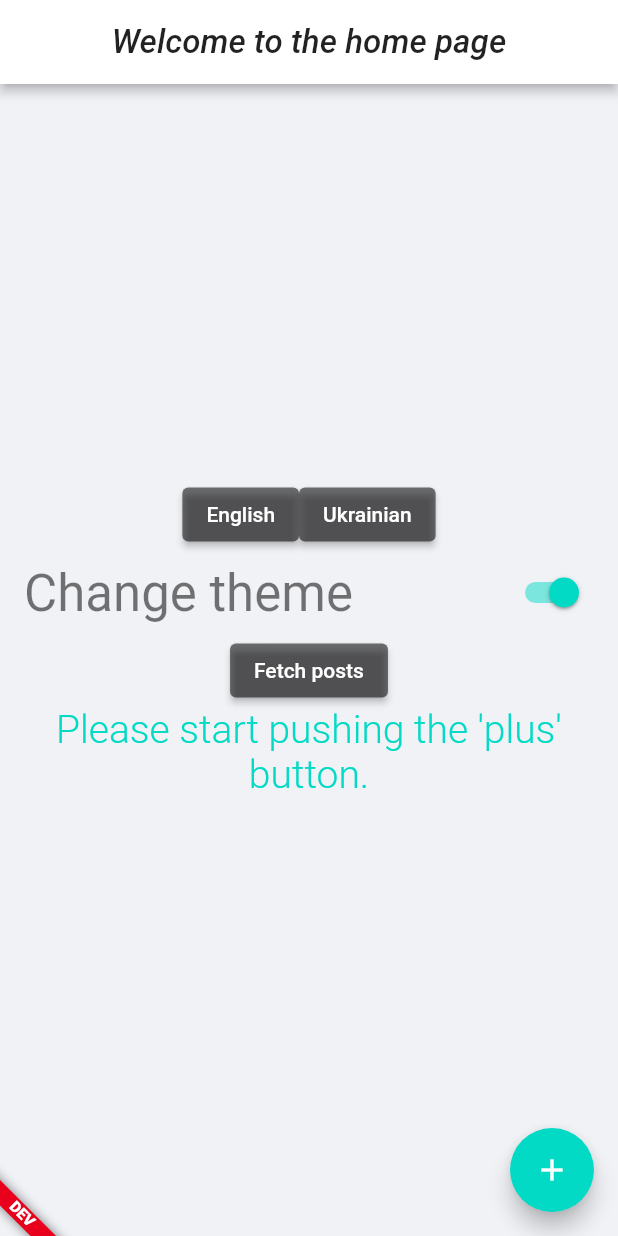
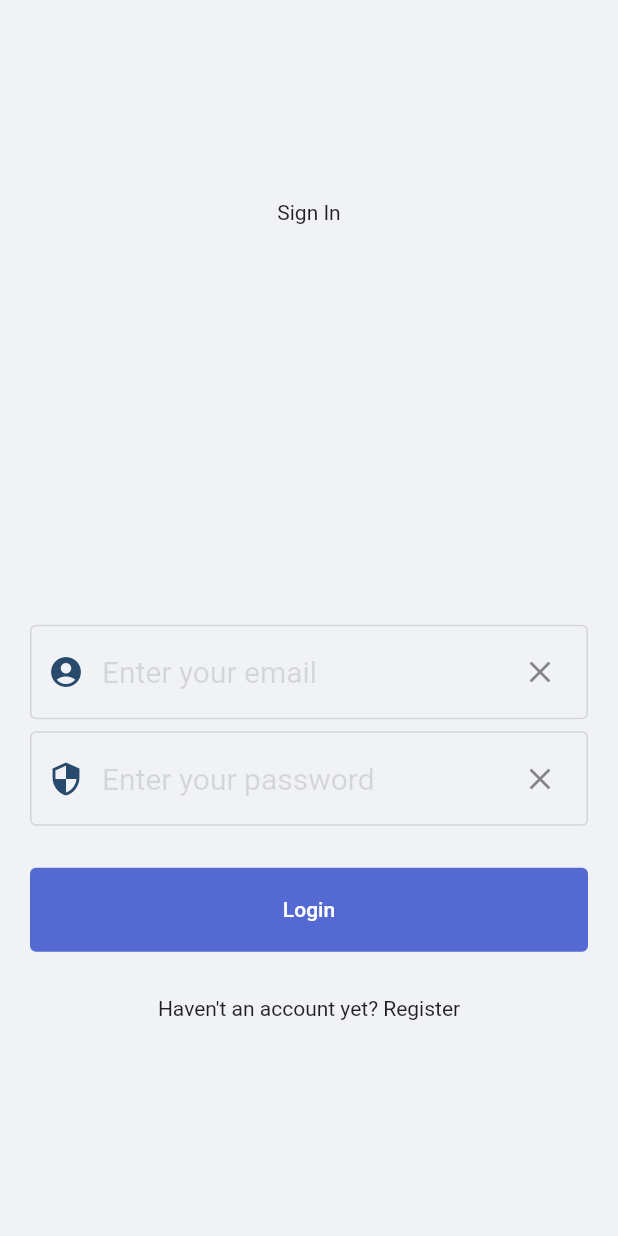
Before and after one commit to extrawest/ew_flutter_water_tracker_app, a Flutter app: the screen it shows after launch, on a phone screen of 412 x 824 dp. Run offline on Flutter 3.47's test engine with Material 2 defaults, Android fonts, the phone set to English and light mode, and no system bars; our stand-ins replace device_info, firebase_auth, firebase_core, flutter_secure_storage, flutter_translate, google_fonts and 3 more; missing offline and left inert: flutter_translate_annotations, flutter_udid; accounts and stored records are empty; project files that could hold a hidden picture were left out.

Commit message:
Add Firebase Authentication, login and register screens

```diff
--- a/lib/main_dev.dart
+++ b/lib/main_dev.dart
@@ -1,3 +1,4 @@
+import 'package:firebase_core/firebase_core.dart';
 import 'package:flutter/material.dart';
 import 'package:flutter/services.dart';
 import 'package:flutter_translate/flutter_translate.dart';
@@ -10,6 +11,7 @@ import 'utils/logger.dart';
 
 Future<void> main() async {
   WidgetsFlutterBinding.ensureInitialized();
+  await Firebase.initializeApp();
 
   setupLogger();
 
--- a/lib/routes.dart
+++ b/lib/routes.dart
@@ -1,4 +1,6 @@
 import 'package:flutter/material.dart';
+import 'package:water_tracker/screens/login_screen.dart';
+import 'package:water_tracker/screens/register_screen.dart';
 
 import 'flavor_banner.dart';
 import 'screens/home_screen.dart';
@@ -6,8 +8,12 @@ import 'screens/splash_screen.dart';
 
 const String homeScreenRoute = '/home_screen';
 const String splashScreenRoute = '/splash_screen';
+const String registerScreenRoute = '/register_screen';
+const String loginScreenRoute = '/login_screen';
 
 Map<String, WidgetBuilder> applicationRoutes = <String, WidgetBuilder>{
   splashScreenRoute: (context) => SplashScreen(),
   homeScreenRoute: (context) => const FlavorBanner(child: HomeScreen()),
+  registerScreenRoute: (context) => const RegisterScreen(),
+  loginScreenRoute: (context) => const LoginScreen(),
 };
--- /dev/null
+++ b/lib/screens/login_screen.dart
@@ -0,0 +1,130 @@
+import 'package:firebase_auth/firebase_auth.dart';
+import 'package:flutter/material.dart';
+import 'package:water_tracker/routes.dart';
+
+import '../services/firebase/firebase_authentication.dart';
+
+class LoginScreen extends StatefulWidget {
+  const LoginScreen({Key? key}) : super(key: key);
+
+  @override
+  State<LoginScreen> createState() => _LoginScreenState();
+}
+
+class _LoginScreenState extends State<LoginScreen> {
+  final TextEditingController emailController = TextEditingController();
+
+  final TextEditingController passwordController = TextEditingController();
+
+  final _authService = AuthService();
+
+  final invalidAuthSnackBar = const SnackBar(
+    content: Text('Invalid email or password'),
+    duration: Duration(seconds: 5),
+  );
+
+  @override
+  Widget build(BuildContext context) {
+    return Scaffold(
+      body: Center(
+        child: Column(
+          mainAxisAlignment: MainAxisAlignment.spaceAround,
+          children: [
+            const Text('Sign In'),
+            _form(),
+          ],
+        ),
+      ),
+    );
+  }
+
+  Widget _form() {
+    return Column(
+      children: [
+        Padding(
+          padding: const EdgeInsets.only(bottom: 8.0),
+          child: _input(const Icon(Icons.account_circle_rounded), 'Enter your email',
+              emailController, false),
+        ),
+        Padding(
+          padding: const EdgeInsets.only(bottom: 8.0),
+          child: _input(const Icon(Icons.security), 'Enter your password',
+              passwordController, true),
+        ),
+        Container(
+          margin: const EdgeInsets.all(20),
+          width: MediaQuery.of(context).size.width,
+          child: TextButton(
+              onPressed: () {
+                _loginUser();
+              },
+              style: TextButton.styleFrom(
+                padding: const EdgeInsets.all(20),
+                primary: Colors.white,
+                backgroundColor:
+                    const Color.fromRGBO(67, 91, 206, 0.9019607843137255),
+              ),
+              child: const Text('Login')),
+        ),
+        GestureDetector(
+          child: Container(
+            padding: const EdgeInsets.all(10),
+            child: const Text(
+              "Haven't an account yet? Register",
+            ),
+          ),
+          onTap: () {
+            Navigator.pushNamed(context, registerScreenRoute);
+          },
+        )
+      ],
+    );
+  }
+
+  Widget _input(
+      Icon icon, String hint, TextEditingController controller, bool obscure) {
+    return Container(
+      padding: const EdgeInsets.only(left: 20, right: 20),
+      child: TextField(
+        controller: controller,
+        obscureText: obscure,
+        style: const TextStyle(color: Color(0xff274a6d)),
+        decoration: InputDecoration(
+            hintText: hint,
+            hintStyle: const TextStyle(fontSize: 20.0, color: Colors.black12),
+            focusedBorder: const OutlineInputBorder(
+                borderSide: BorderSide(color: Color(0xff5aaed4), width: 2)),
+            enabledBorder: const OutlineInputBorder(
+                borderSide: BorderSide(color: Colors.black12, width: 1)),
+            prefixIcon: Padding(
+              padding: const EdgeInsets.only(left: 10.0, right: 10.0),
+              child: IconTheme(
+                  data: const IconThemeData(color: Color(0xff274a6d)), child: icon),
+            ),
+            suffixIcon: Padding(
+              padding: const EdgeInsets.only(right: 8.0),
+              child: IconButton(
+                icon: const Icon(
+                  Icons.clear,
+                  //color: Colors.white,
+                ),
+                onPressed: () {
+                  controller.text = '';
+                },
+                splashRadius: 20,
+              ),
+            )),
+      ),
+    );
+  }
+
+  Future<void> _loginUser() async {
+    User? user = await _authService.signInWithEmailAndPassword(
+        emailController.text, passwordController.text);
+    if(user != null){
+      Navigator.pushNamed(context, homeScreenRoute);
+    } else {
+      ScaffoldMessenger.of(context).showSnackBar(invalidAuthSnackBar);
+    }
+  }
+}
--- a/lib/screens/splash_screen.dart
+++ b/lib/screens/splash_screen.dart
@@ -14,7 +14,7 @@ class _SplashScreenState extends State<SplashScreen> {
     SchedulerBinding.instance!.addPostFrameCallback((timeStamp) async {
       Future.delayed(
         const Duration(seconds: 5),
-        () => Navigator.pushReplacementNamed(context, homeScreenRoute),
+        () => Navigator.pushReplacementNamed(context, loginScreenRoute),
       );
     });
   }
--- a/pubspec.yaml
+++ b/pubspec.yaml
@@ -35,6 +35,7 @@ dependencies:
   google_fonts: 2.1.0
   logging: ^1.0.2
   firebase_auth: ^3.3.17
+  firebase_core: ^1.16.0
 
 
 dev_dependencies:
```
Also changed, not shown: lib/screens/register_screen.dart (added, +169 -0 lines), pubspec.lock, 3 other files.
